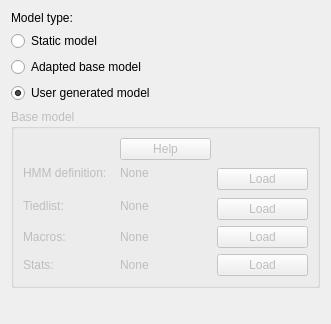
Before: the Qt Designer form simonlib/simonscenarios/modelsettingsdlg.ui in KDE/simon, drawn with Qt 5.
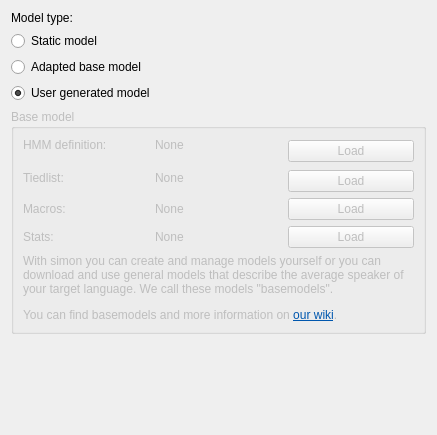
After: the same form once the commit is applied. Custom widgets are drawn as their Qt base class.

Commit message: Remove help button and rather put help inline in model config.

What changed in the file:
```diff
--- a/simonlib/simonscenarios/modelsettingsdlg.ui
+++ b/simonlib/simonscenarios/modelsettingsdlg.ui
@@ -6,8 +6,8 @@
    <rect>
     <x>0</x>
     <y>0</y>
-    <width>331</width>
-    <height>324</height>
+    <width>437</width>
+    <height>435</height>
    </rect>
   </property>
   <property name="windowTitle">
@@ -54,94 +54,111 @@
       <string>Base model</string>
      </property>
      <layout class="QGridLayout" name="gridLayout">
-      <item row="1" column="0">
+      <item row="0" column="0">
        <widget class="QLabel" name="lbBaseHMM">
         <property name="text">
          <string>HMM definition:</string>
         </property>
        </widget>
       </item>
-      <item row="1" column="1">
+      <item row="0" column="1">
        <widget class="QLabel" name="lbLastLoadedBaseHMM">
         <property name="text">
          <string comment="No filename is set">None</string>
         </property>
        </widget>
       </item>
-      <item row="1" column="2" rowspan="3">
+      <item row="0" column="2" rowspan="3">
        <widget class="KPushButton" name="pbLoadBaseHMM">
         <property name="text">
          <string comment="Load from file">Load</string>
         </property>
        </widget>
       </item>
-      <item row="3" column="0" rowspan="2">
+      <item row="2" column="0" rowspan="2">
        <widget class="QLabel" name="lbBaseTiedlist">
         <property name="text">
          <string>Tiedlist:</string>
         </property>
        </widget>
       </item>
-      <item row="3" column="1" rowspan="2">
+      <item row="2" column="1" rowspan="2">
        <widget class="QLabel" name="lbLastLoadedBaseTiedlist">
         <property name="text">
          <string comment="No filename is set">None</string>
         </property>
        </widget>
       </item>
-      <item row="4" column="2">
+      <item row="3" column="2">
        <widget class="KPushButton" name="pbLoadBaseTiedlist">
         <property name="text">
          <string comment="Load from file">Load</string>
         </property>
        </widget>
       </item>
-      <item row="5" column="0">
+      <item row="4" column="0">
        <widget class="QLabel" name="lbBaseMacros">
         <property name="text">
          <string>Macros:</string>
         </property>
        </widget>
       </item>
-      <item row="6" column="0">
+      <item row="5" column="0">
        <widget class="QLabel" name="lbBaseStats">
         <property name="text">
          <string>Stats:</string>
         </property>
        </widget>
       </item>
-      <item row="5" column="1">
+      <item row="4" column="1">
        <widget class="QLabel" name="lbLastLoadedBaseMacros">
         <property name="text">
          <string comment="No filename is set">None</string>
         </property>
        </widget>
       </item>
-      <item row="6" column="1">
+      <item row="5" column="1">
        <widget class="QLabel" name="lbLastLoadedBaseStats">
         <property name="text">
          <string comment="No filename is set">None</string>
         </property>
        </widget>
       </item>
-      <item row="5" column="2">
+      <item row="4" column="2">
        <widget class="KPushButton" name="pbLoadBaseMacros">
         <property name="text">
          <string comment="Load from file">Load</string>
         </property>
        </widget>
       </item>
-      <item row="6" column="2">
+      <item row="5" column="2">
        <widget class="KPushButton" name="pbLoadBaseStats">
         <property name="text">
          <string comment="Load from file">Load</string>
         </property>
        </widget>
       </item>
-      <item row="0" column="1">
-       <widget class="QPushButton" name="pbHelp">
+      <item row="6" column="0" colspan="3">
+       <widget class="QLabel" name="label_2">
+        <property name="sizePolicy">
+         <sizepolicy hsizetype="Preferred" vsizetype="Preferred">
+          <horstretch>0</horstretch>
+          <verstretch>0</verstretch>
+         </sizepolicy>
+        </property>
         <property name="text">
-         <string>Help</string>
+         <string>&lt;!DOCTYPE HTML PUBLIC &quot;-//W3C//DTD HTML 4.0//EN&quot; &quot;http://www.w3.org/TR/REC-html40/strict.dtd&quot;&gt;
+&lt;html&gt;&lt;head&gt;&lt;meta name=&quot;qrichtext&quot; content=&quot;1&quot; /&gt;&lt;style type=&quot;text/css&quot;&gt;
+p, li { white-space: pre-wrap; }
+&lt;/style&gt;&lt;/head&gt;&lt;body style=&quot; font-family:'Ubuntu'; font-size:9pt; font-weight:400; font-style:normal;&quot;&gt;
+&lt;p style=&quot; margin-top:12px; margin-bottom:12px; margin-left:0px; margin-right:0px; -qt-block-indent:0; text-indent:0px;&quot;&gt;With simon you can create and manage models yourself or you can download and use general models that describe the average speaker of your target language. We call these models &amp;quot;basemodels&amp;quot;.&lt;/p&gt;
+&lt;p style=&quot; margin-top:12px; margin-bottom:12px; margin-left:0px; margin-right:0px; -qt-block-indent:0; text-indent:0px;&quot;&gt;You can find basemodels and more information on &lt;a href=&quot;http://www.simon-listens.org/wiki/index.php/English:_Base_models&quot;&gt;&lt;span style=&quot; text-decoration: underline; color:#0057ae;&quot;&gt;our wiki&lt;/span&gt;&lt;/a&gt;.&lt;/p&gt;&lt;/body&gt;&lt;/html&gt;</string>
+        </property>
+        <property name="wordWrap">
+         <bool>true</bool>
+        </property>
+        <property name="openExternalLinks">
+         <bool>true</bool>
         </property>
        </widget>
       </item>
```
The commit also changes 2 other files.
